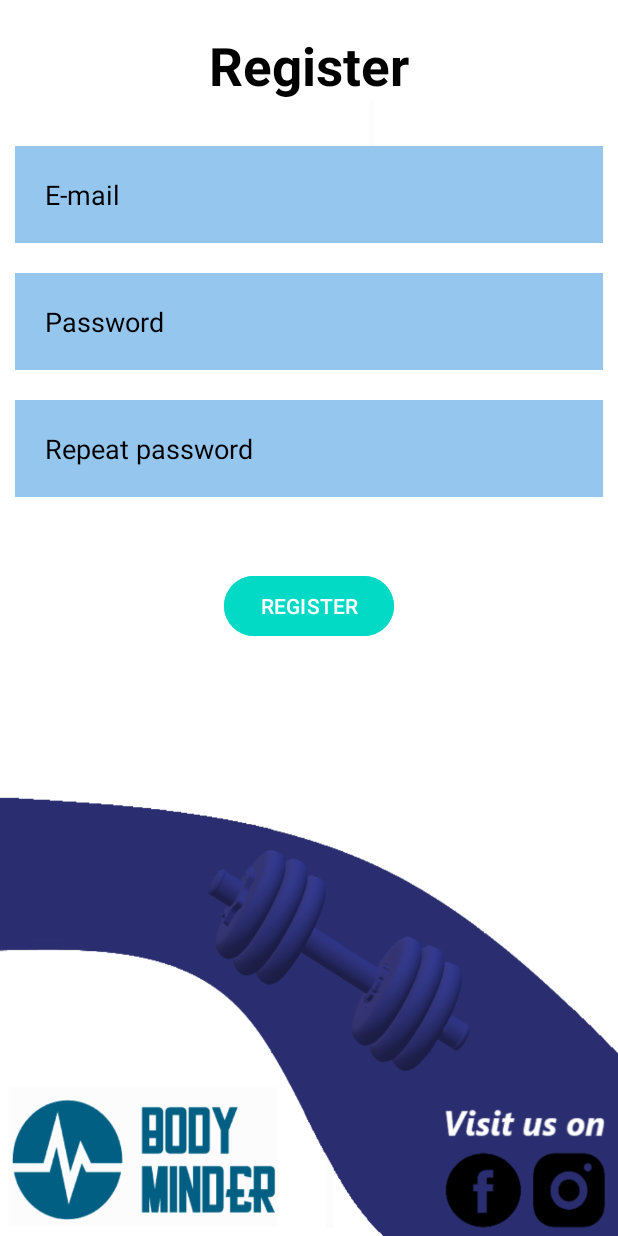
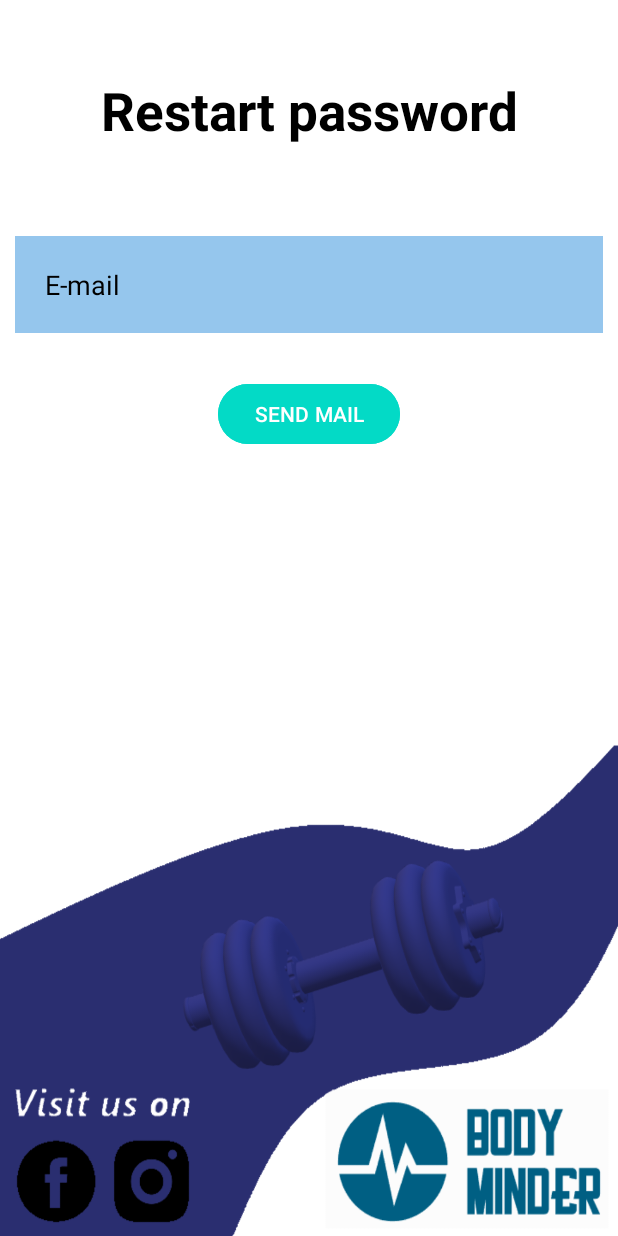
Before and after one commit to michalf1703/BodyMinderApp, an Android app: the screen it shows after launch (MainActivity4 before the commit, MainActivity5 after it), after a tap on "RESTART", on a phone screen of 412 x 824 dp. Run offline under Robolectric (Android 15) with nearby library versions, the light colour scheme and no system bars; our stand-ins replace Firebase (no records; nobody signed in at launch, a user with empty details on screens opened directly).

Commit message:
add password restart

```diff
--- a/zadaniezajecia2/app/src/main/AndroidManifest.xml
+++ b/zadaniezajecia2/app/src/main/AndroidManifest.xml
@@ -12,6 +12,9 @@
         android:supportsRtl="true"
         android:theme="@style/Theme.Zadaniezajecia2"
         tools:targetApi="31">
+        <activity
+            android:name=".MainActivity5"
+            android:exported="false"/>
         <activity
             android:name=".MainActivity4"
             android:exported="false" />
--- a/zadaniezajecia2/app/src/main/java/com/example/zadanie_zajecia2/MainActivity.java
+++ b/zadaniezajecia2/app/src/main/java/com/example/zadanie_zajecia2/MainActivity.java
@@ -61,7 +61,7 @@ public class MainActivity extends AppCompatActivity {
         restartbnt.setOnClickListener(new View.OnClickListener() {
             @Override
             public void onClick(View v) {
-                Intent explicitIntent = new Intent(getApplicationContext(), MainActivity4.class);
+                Intent explicitIntent = new Intent(getApplicationContext(), MainActivity5.class);
                 startActivity(explicitIntent);
             }
         });
--- /dev/null
+++ b/zadaniezajecia2/app/src/main/java/com/example/zadanie_zajecia2/MainActivity5.java
@@ -0,0 +1,45 @@
+package com.example.zadanie_zajecia2;
+
+import android.os.Bundle;
+import android.view.View;
+import android.widget.EditText;
+import android.widget.Toast;
+
+import androidx.appcompat.app.AppCompatActivity;
+
+import com.google.android.material.button.MaterialButton;
+import com.google.firebase.auth.FirebaseAuth;
+
+public class MainActivity5 extends AppCompatActivity {
+
+    private FirebaseAuth mAuth;
+
+    @Override
+    protected void onCreate(Bundle savedInstanceState) {
+        super.onCreate(savedInstanceState);
+        setContentView(R.layout.activity_main5);
+        mAuth = FirebaseAuth.getInstance();
+
+        EditText emailEditText = findViewById(R.id.mail);
+        MaterialButton sendMailButton = findViewById(R.id.sendMail);
+
+        sendMailButton.setOnClickListener(new View.OnClickListener() {
+            @Override
+            public void onClick(View v) {
+                String email = emailEditText.getText().toString();
+
+                mAuth.sendPasswordResetEmail(email)
+                        .addOnCompleteListener(task -> {
+                            if (task.isSuccessful()) {
+                                // Password reset email sent successfully
+                                Toast.makeText(MainActivity5.this, "Password reset email sent", Toast.LENGTH_SHORT).show();
+                                // You can add additional logic here if needed
+                            } else {
+                                // If sending fails, display a message to the user.
+                                Toast.makeText(MainActivity5.this, "Failed to send password reset email: " + task.getException().getMessage(), Toast.LENGTH_SHORT).show();
+                            }
+                        });
+            }
+        });
+    }
+}
--- /dev/null
+++ b/zadaniezajecia2/app/src/main/res/layout/activity_main5.xml
@@ -0,0 +1,50 @@
+<?xml version="1.0" encoding="utf-8"?>
+<RelativeLayout xmlns:android="http://schemas.android.com/apk/res/android"
+    xmlns:app="http://schemas.android.com/apk/res-auto"
+    xmlns:tools="http://schemas.android.com/tools"
+    android:layout_width="match_parent"
+    android:layout_height="match_parent"
+    android:background="@drawable/tlo1"
+    tools:context=".MainActivity5">
+    <TextView
+        android:layout_width="match_parent"
+        android:layout_height="wrap_content"
+        android:id="@+id/restartPassword"
+        android:text="Restart password"
+        android:textColor="@color/black"
+        android:textSize="35dp"
+        android:textStyle="bold"
+        android:layout_margin="50dp"
+        android:gravity="center"/>
+
+    <EditText
+        android:layout_width="match_parent"
+        android:layout_height="wrap_content"
+        android:id="@+id/mail"
+        android:layout_below="@id/restartPassword"
+        android:background="#95C6ED"
+        android:hint="E-mail"
+        android:textColorHint="@color/black"
+        android:textColor="@color/black"
+        android:layout_margin="10dp"
+        android:padding="20dp"
+        android:drawablePadding="20dp"/>
+
+
+
+    <com.google.android.material.button.MaterialButton
+        android:id="@+id/sendMail"
+        android:layout_width="wrap_content"
+        android:layout_height="wrap_content"
+        android:layout_below="@id/mail"
+        android:layout_centerHorizontal="true"
+        android:layout_marginStart="20dp"
+        android:layout_marginTop="20dp"
+        android:layout_marginEnd="20dp"
+        android:layout_marginBottom="20dp"
+        android:backgroundTint="@color/design_default_color_secondary"
+        android:text="SEND MAIL" />
+
+
+
+</RelativeLayout>
```
